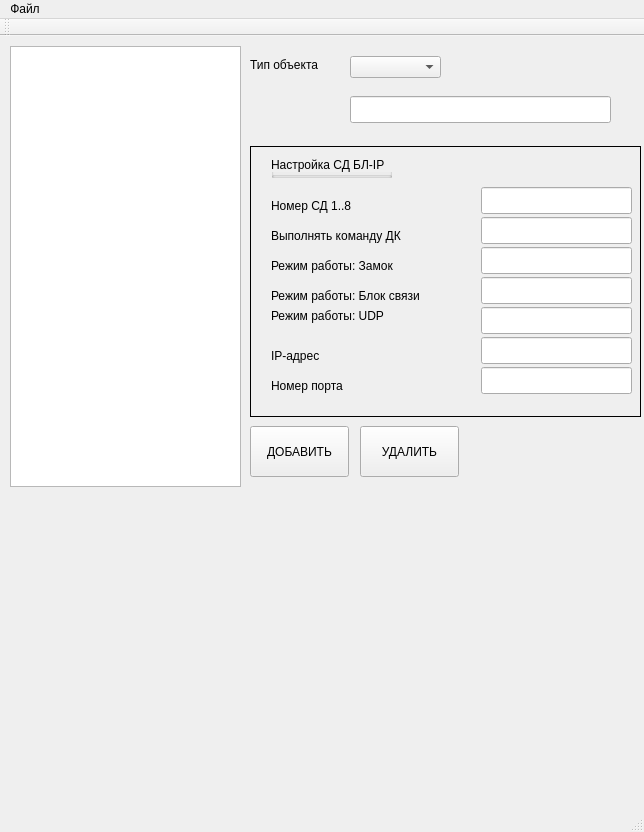
This is mainwindow.ui in GlebZigert/MyQTree as Qt 5 draws it before an edit. The edited form follows.
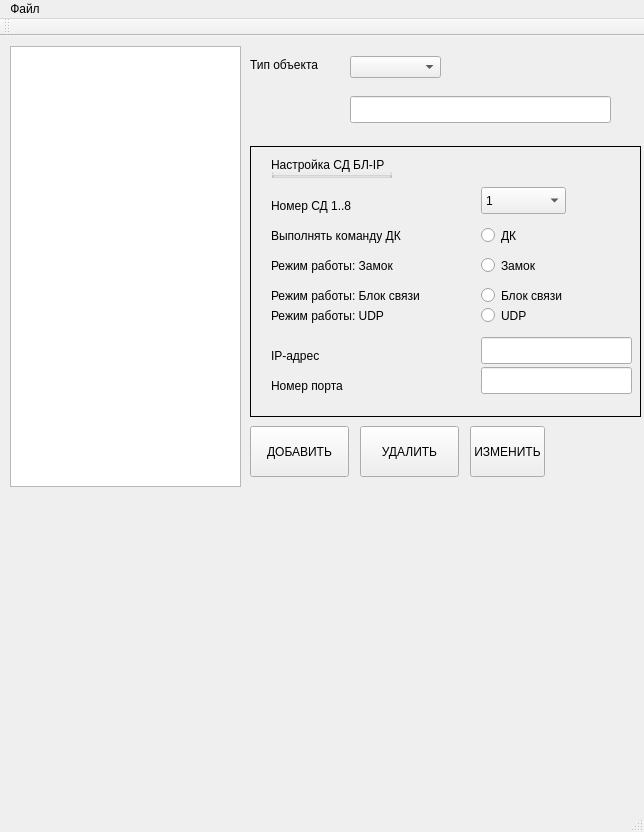
This is the edited form. The open tabs and pages were chosen to show the change.

The edit to the form file:
```diff
--- a/mainwindow.ui
+++ b/mainwindow.ui
@@ -399,36 +399,6 @@
        <string>Режим работы: Замок</string>
       </property>
      </widget>
-     <widget class="QLineEdit" name="CD_lineEdit_UdpUse">
-      <property name="geometry">
-       <rect>
-        <x>230</x>
-        <y>160</y>
-        <width>151</width>
-        <height>27</height>
-       </rect>
-      </property>
-     </widget>
-     <widget class="QLineEdit" name="CD_lineEdit_Bazalt">
-      <property name="geometry">
-       <rect>
-        <x>230</x>
-        <y>100</y>
-        <width>151</width>
-        <height>27</height>
-       </rect>
-      </property>
-     </widget>
-     <widget class="QLineEdit" name="CD_lineEdit_Num2">
-      <property name="geometry">
-       <rect>
-        <x>230</x>
-        <y>40</y>
-        <width>151</width>
-        <height>27</height>
-       </rect>
-      </property>
-     </widget>
      <widget class="QLabel" name="CD_label_3">
       <property name="geometry">
        <rect>
@@ -465,16 +435,6 @@
        </rect>
       </property>
      </widget>
-     <widget class="QLineEdit" name="CD_lineEdit_DK">
-      <property name="geometry">
-       <rect>
-        <x>230</x>
-        <y>70</y>
-        <width>151</width>
-        <height>27</height>
-       </rect>
-      </property>
-     </widget>
      <widget class="QLineEdit" name="CD_lineEdit_UdpAdress">
       <property name="geometry">
        <rect>
@@ -498,16 +458,6 @@
        <string>IP-адрес </string>
       </property>
      </widget>
-     <widget class="QLineEdit" name="CD_lineEdit_ConnectBlock">
-      <property name="geometry">
-       <rect>
-        <x>230</x>
-        <y>130</y>
-        <width>151</width>
-        <height>27</height>
-       </rect>
-      </property>
-     </widget>
      <widget class="QLabel" name="CD_label_5">
       <property name="geometry">
        <rect>
@@ -563,6 +513,108 @@
        <string>Настройка СД БЛ-IP</string>
       </property>
      </widget>
+     <widget class="QRadioButton" name="CD_radioButton_DK">
+      <property name="geometry">
+       <rect>
+        <x>230</x>
+        <y>80</y>
+        <width>82</width>
+        <height>17</height>
+       </rect>
+      </property>
+      <property name="text">
+       <string>ДК</string>
+      </property>
+     </widget>
+     <widget class="QRadioButton" name="CD_radioButton_Bazalt">
+      <property name="geometry">
+       <rect>
+        <x>230</x>
+        <y>110</y>
+        <width>82</width>
+        <height>17</height>
+       </rect>
+      </property>
+      <property name="text">
+       <string>Замок</string>
+      </property>
+     </widget>
+     <widget class="QRadioButton" name="CD_radioButton_ConnectBlock">
+      <property name="geometry">
+       <rect>
+        <x>230</x>
+        <y>140</y>
+        <width>82</width>
+        <height>17</height>
+       </rect>
+      </property>
+      <property name="text">
+       <string>Блок связи</string>
+      </property>
+     </widget>
+     <widget class="QRadioButton" name="CD_radioButton_UDP">
+      <property name="geometry">
+       <rect>
+        <x>230</x>
+        <y>160</y>
+        <width>82</width>
+        <height>17</height>
+       </rect>
+      </property>
+      <property name="text">
+       <string>UDP</string>
+      </property>
+     </widget>
+     <widget class="QComboBox" name="CD_comboBox_Num2">
+      <property name="geometry">
+       <rect>
+        <x>230</x>
+        <y>40</y>
+        <width>85</width>
+        <height>27</height>
+       </rect>
+      </property>
+      <item>
+       <property name="text">
+        <string>1</string>
+       </property>
+      </item>
+      <item>
+       <property name="text">
+        <string>2</string>
+       </property>
+      </item>
+      <item>
+       <property name="text">
+        <string>3</string>
+       </property>
+      </item>
+      <item>
+       <property name="text">
+        <string>4</string>
+       </property>
+      </item>
+      <item>
+       <property name="text">
+        <string>5</string>
+       </property>
+      </item>
+      <item>
+       <property name="text">
+        <string>6</string>
+       </property>
+      </item>
+      <item>
+       <property name="text">
+        <string>7</string>
+       </property>
+      </item>
+      <item>
+       <property name="text">
+        <string>8</string>
+       </property>
+      </item>
+     </widget>
     </widget>
    </widget>
    <widget class="QGroupBox" name="CD_groupBox_2">
@@ -633,6 +685,19 @@
      <string>УДАЛИТЬ</string>
     </property>
    </widget>
+   <widget class="QPushButton" name="pushButton_change_item">
+    <property name="geometry">
+     <rect>
+      <x>470</x>
+      <y>390</y>
+      <width>75</width>
+      <height>51</height>
+     </rect>
+    </property>
+    <property name="text">
+     <string>ИЗМЕНИТЬ</string>
+    </property>
+   </widget>
   </widget>
   <widget class="QMenuBar" name="menuBar">
    <property name="geometry">
```
Left out of the diff: 65 changed lines with no effect on the pictures.
